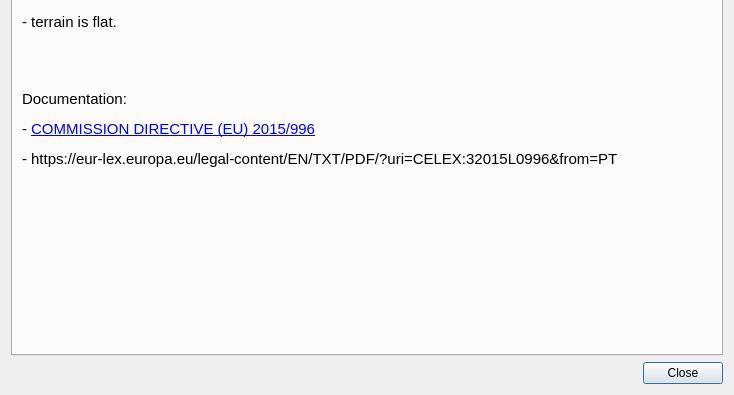
Before: the Qt Designer form tools/ui_Informations.ui in pierluigiderosa/openoise, drawn with Qt 5; both pictures show x 0 to 734 and y 264 to 659 of the 734 by 659 pixel window.
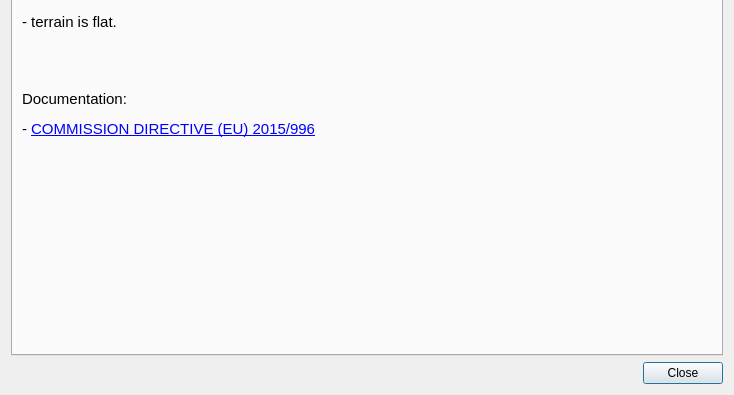
After: the same form once the commit is applied.

Commit message: 1 added layer creato con contour plugin

The edit to the form file:
```diff
--- a/tools/ui_Informations.ui
+++ b/tools/ui_Informations.ui
@@ -41,7 +41,7 @@
           </font>
          </property>
          <property name="text">
-          <string>&lt;html&gt;&lt;head/&gt;&lt;body&gt;&lt;p&gt;The plugin allows to estimate noise levels generated by point sources or by road sources at fixed receiver points and buildings. NMPB-Routes-96 and CNOSSOS methods for road emission are implemented.&lt;/p&gt;&lt;p&gt;&lt;br/&gt;&lt;/p&gt;&lt;p&gt;Please consider the following simplifications: &lt;/p&gt;&lt;p&gt;- modelization is 2D; &lt;/p&gt;&lt;p&gt;- geometrical divergence, atmospheric absorption and diffractions are taken into account; &lt;/p&gt;&lt;p&gt;- no reflections are calculated; &lt;/p&gt;&lt;p&gt;- terrain is flat.&lt;/p&gt;&lt;p&gt;&lt;br/&gt;&lt;/p&gt;&lt;p&gt;Documentation:&lt;/p&gt;&lt;p&gt;- &lt;a href=&quot;https://eur-lex.europa.eu/legal-content/EN/TXT/PDF/?uri=CELEX:32015L0996&amp;amp;from=PT&quot;&gt;&lt;span style=&quot; text-decoration: underline; color:#0000ff;&quot;&gt;COMMISSION DIRECTIVE (EU) 2015/996&lt;/span&gt;&lt;/a&gt;&lt;/p&gt;&lt;p&gt;- https://eur-lex.europa.eu/legal-content/EN/TXT/PDF/?uri=CELEX:32015L0996&amp;amp;from=PT&lt;/p&gt;&lt;/body&gt;&lt;/html&gt;</string>
+          <string>&lt;html&gt;&lt;head/&gt;&lt;body&gt;&lt;p&gt;The plugin allows to estimate noise levels generated by point sources or by road sources at fixed receiver points and buildings. NMPB-Routes-96 and CNOSSOS methods for road emission are implemented.&lt;/p&gt;&lt;p&gt;&lt;br/&gt;&lt;/p&gt;&lt;p&gt;Please consider the following simplifications: &lt;/p&gt;&lt;p&gt;- modelization is 2D; &lt;/p&gt;&lt;p&gt;- geometrical divergence, atmospheric absorption and diffractions are taken into account; &lt;/p&gt;&lt;p&gt;- no reflections are calculated; &lt;/p&gt;&lt;p&gt;- terrain is flat.&lt;/p&gt;&lt;p&gt;&lt;br/&gt;&lt;/p&gt;&lt;p&gt;Documentation:&lt;/p&gt;&lt;p&gt;- &lt;a href=&quot;https://eur-lex.europa.eu/legal-content/EN/TXT/PDF/?uri=CELEX:32015L0996&amp;amp;from=PT&quot;&gt;&lt;span style=&quot; text-decoration: underline; color:#0000ff;&quot;&gt;COMMISSION DIRECTIVE (EU) 2015/996&lt;/span&gt;&lt;/a&gt;&lt;/p&gt;&lt;/body&gt;&lt;/html&gt;</string>
          </property>
          <property name="textFormat">
           <enum>Qt::AutoText</enum>
```
The commit also changes 5 other files.
